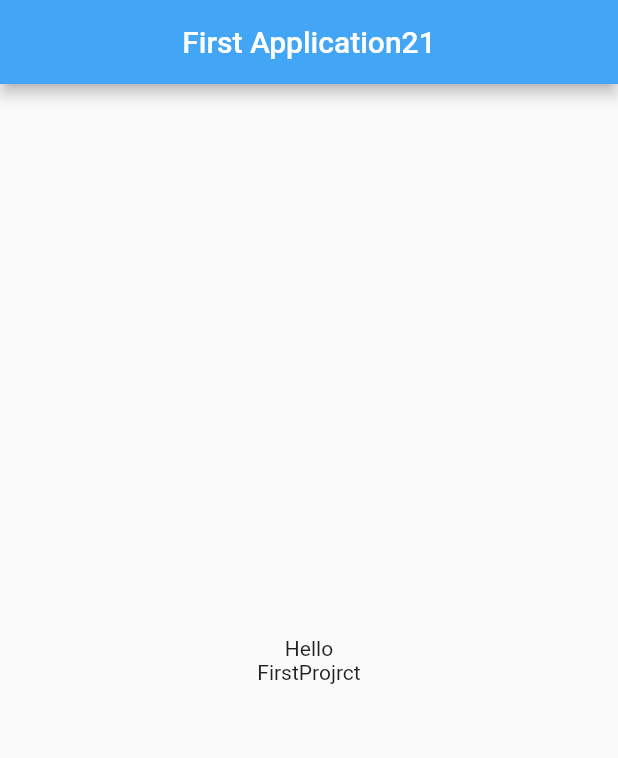
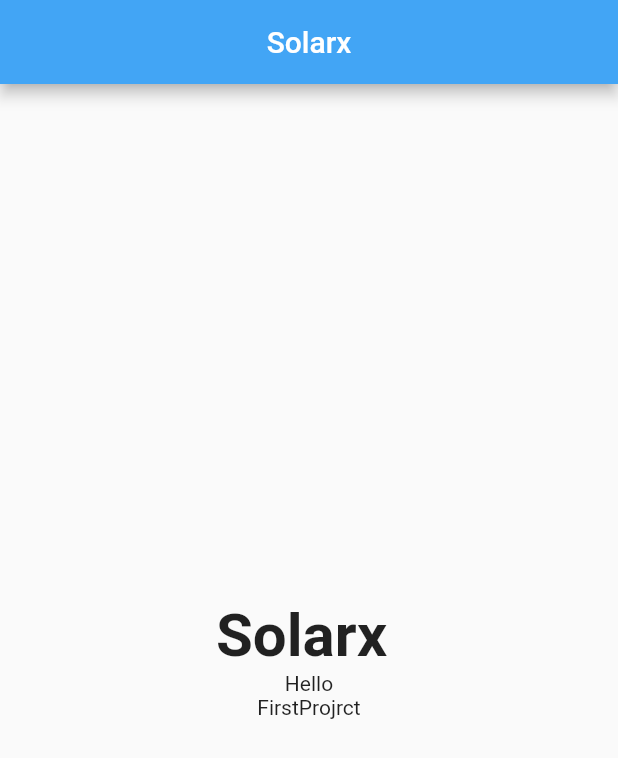
Before and after one commit to amirhosein88/ocunter-app-flutter, a Flutter app: the screen it shows after launch, on a phone screen of 412 x 824 dp. Shown: the top 758 px of the screen. Run offline on Flutter 3.47's test engine with Material 2 defaults, Android fonts, the phone set to English and light mode, and no system bars.

Commit message:
flutter-counter v-0.0.1

```diff
--- a/lib/main.dart
+++ b/lib/main.dart
@@ -13,7 +13,7 @@ class HomeView extends StatelessWidget {
   @override
   Widget build(BuildContext context) {
     return Scaffold(
-      appBar: AppBar(title: Text('First Application21'),
+      appBar: AppBar(title: Text('Solarx'),
         centerTitle: true,
         backgroundColor: Colors.blue.shade400,
       ),
@@ -22,6 +22,11 @@ class HomeView extends StatelessWidget {
         mainAxisAlignment: MainAxisAlignment.center,
         //crossAxisAlignment: CrossAxisAlignment.center,
         children: const[
+        Text('Solarx ' ,
+          style: TextStyle(
+            fontSize: 40,
+            fontWeight: FontWeight.bold
+          ) ,),
         Text('Hello'),
 
         Text('FirstProjrct')
```
